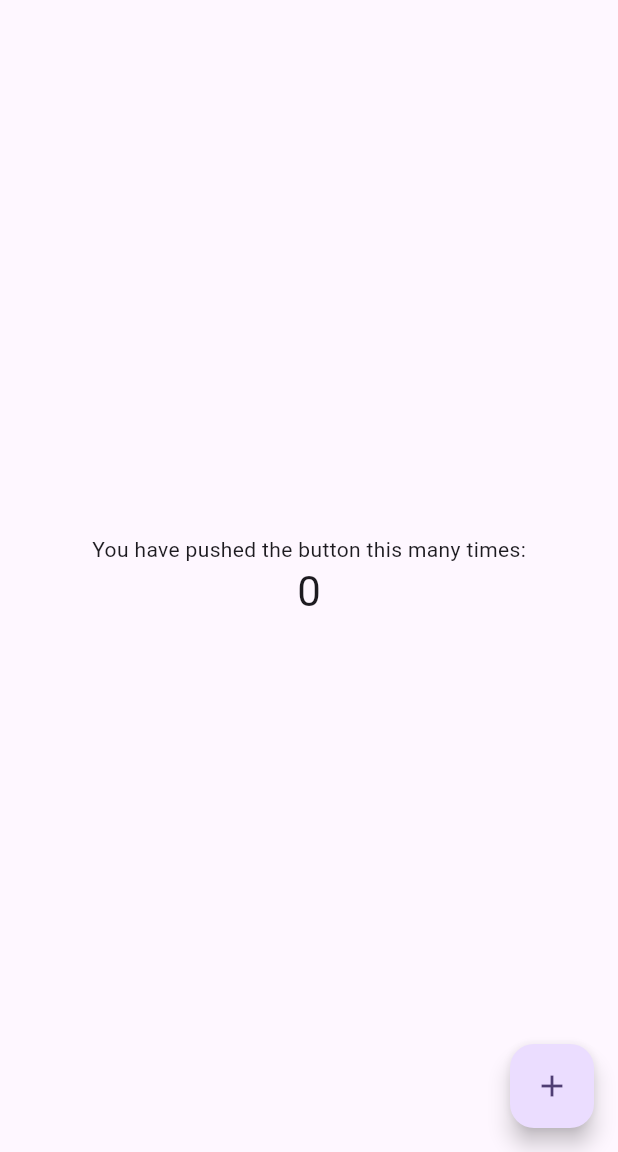
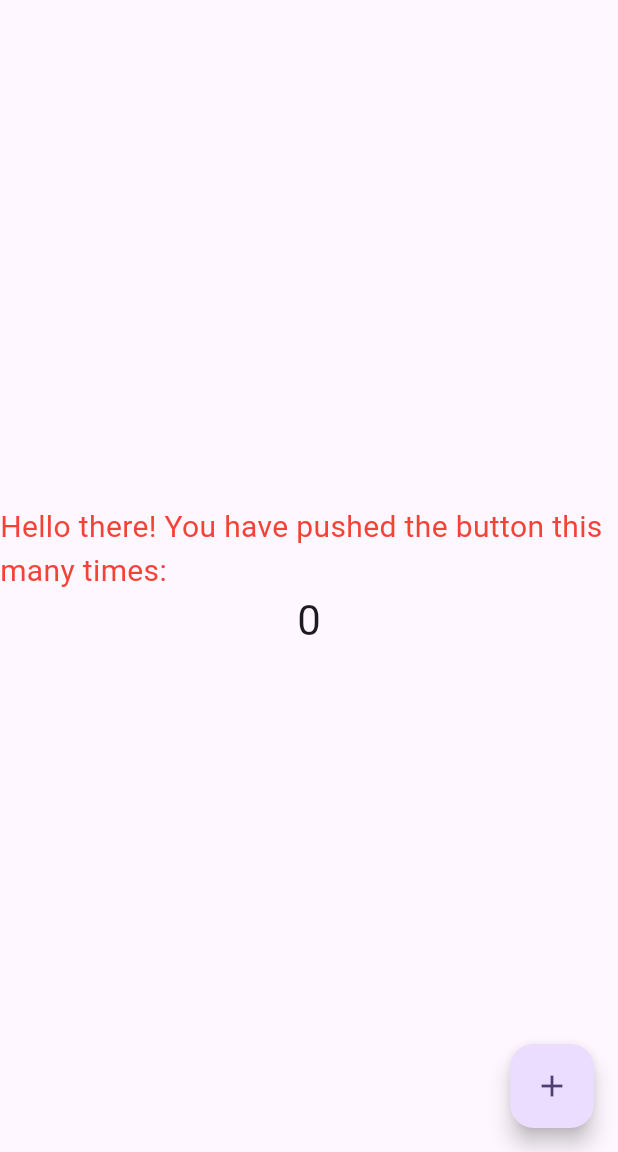
Before and after one commit to prgalhardo/myfirstappflutter, a Flutter app: the screen it shows after launch, on a phone screen of 412 x 824 dp, the part 84-1236 px from its top. Run offline on Flutter 3.47's test engine with Material 2 defaults, Android fonts, the phone set to English and light mode, and no system bars.

Commit message:
changing text, color and font size

```diff
--- a/lib/main.dart
+++ b/lib/main.dart
@@ -106,7 +106,8 @@ class _MyHomePageState extends State<MyHomePage> {
           mainAxisAlignment: MainAxisAlignment.center,
           children: <Widget>[
             const Text(
-              'You have pushed the button this many times:',
+              'Hello there! You have pushed the button this many times:',
+              style: TextStyle(color: Colors.red, fontSize: 20),
             ),
             Text(
               '$_counter',
```
Also changed, not shown: 1 other file.
